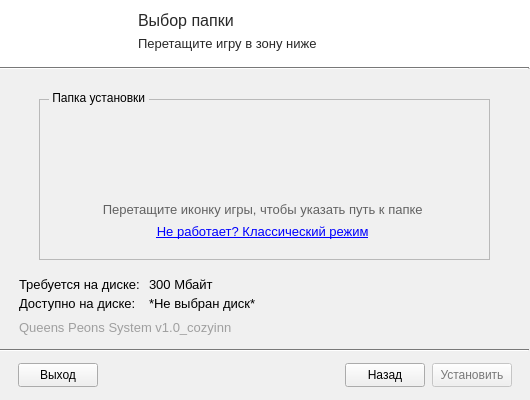
Qt form form.ui (Cozy-Inn/GUI-PatcherDelta.py) before a commit.
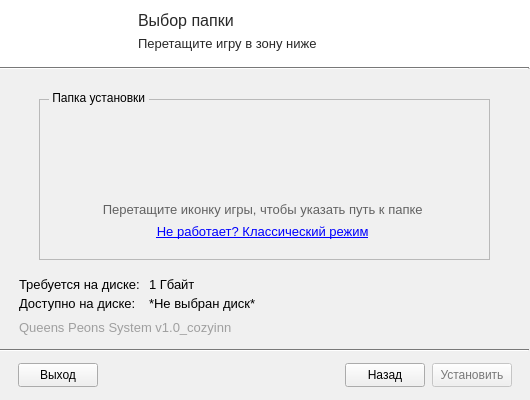
The same form after that commit. Icons and pictures are not drawn.

```diff
--- a/form.ui
+++ b/form.ui
@@ -1507,7 +1507,7 @@
        </font>
       </property>
       <property name="text">
-       <string>300 Мбайт</string>
+       <string>1 Гбайт</string>
       </property>
      </widget>
      <widget class="QLabel" name="space_available_drop">
```
Left out of the diff: 2 changed lines with no effect on the pictures.
